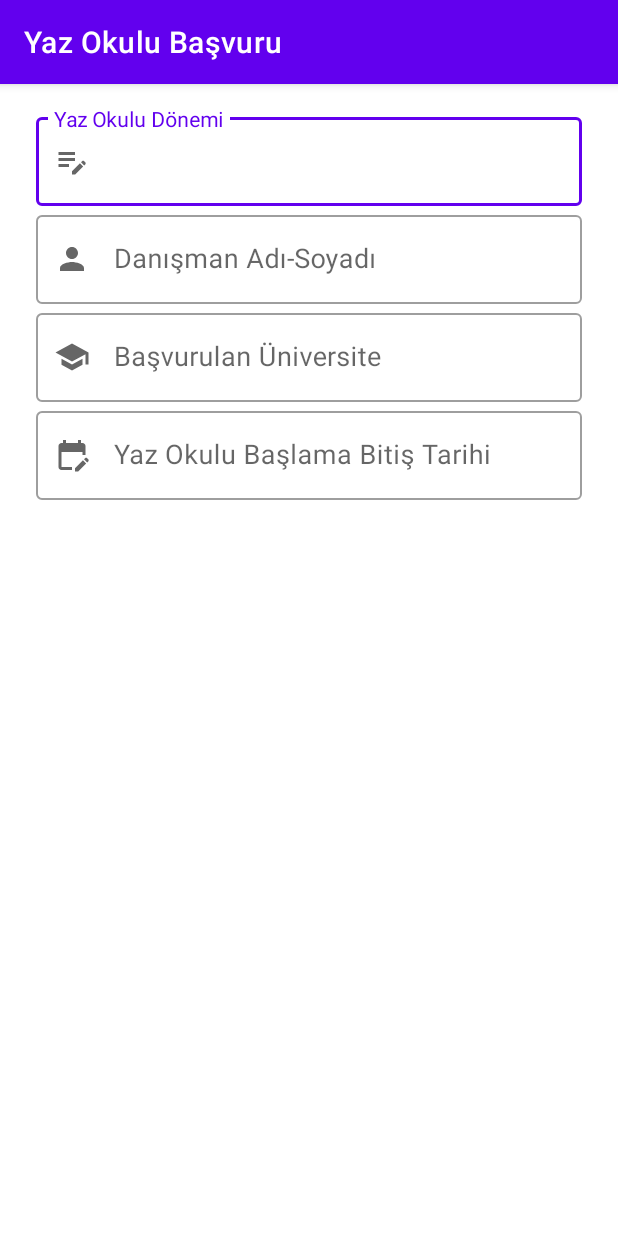
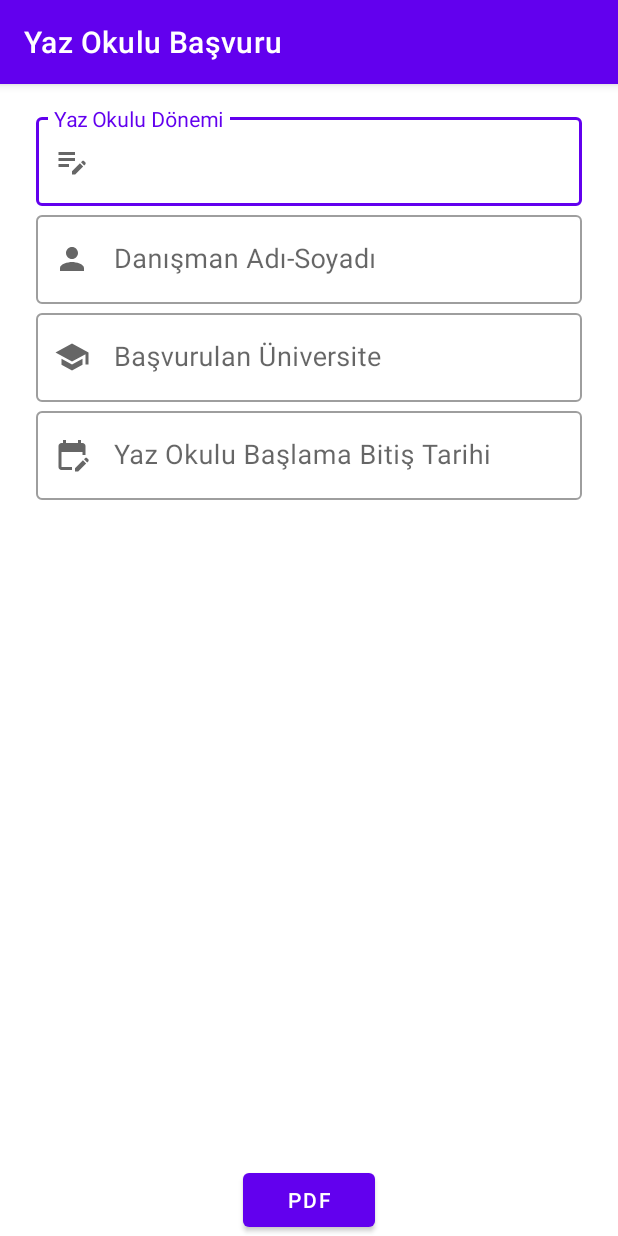
Before and after one commit to muhammeteminbaytar/KOUos, an Android app: the BasvuruYazOkulu screen opened directly, with no data from a screen before it, on a phone screen of 412 x 824 dp. Run offline under Robolectric (Android 15) with nearby library versions, the phone set to English and light mode, and no system bars; our stand-ins replace Firebase (no records; nobody signed in at launch, a user with empty details on screens opened directly); libraries missing offline, so code that uses them is left out: com.itextpdf.text; Roboto replaces fonts that are not available here.

Commit message:
added pdf creater.

```diff
--- a/app/build.gradle
+++ b/app/build.gradle
@@ -58,4 +58,6 @@ dependencies {
 
     //image picer
     implementation 'com.github.dhaval2404:imagepicker:2.1'
+    //Itext
+    implementation 'com.itextpdf:itextg:5.5.10'
 }
--- a/app/src/main/AndroidManifest.xml
+++ b/app/src/main/AndroidManifest.xml
@@ -4,6 +4,7 @@
 
     <uses-permission android:name="android.permission.INTERNET" />
     <uses-permission android:name="android.permission.ACCESS_NETWORK_STATE" />
+    <uses-permission android:name="android.permission.WRITE_EXTERNAL_STORAGE"/>
 
     <application
         android:allowBackup="true"
--- a/app/src/main/res/layout/activity_basvuru__yaz_okulu.xml
+++ b/app/src/main/res/layout/activity_basvuru__yaz_okulu.xml
@@ -162,4 +162,13 @@
 
     </ScrollView>
 
+    <Button
+        android:id="@+id/btn_crtPdf"
+        android:layout_width="wrap_content"
+        android:layout_height="wrap_content"
+        android:text="PDF"
+        app:layout_constraintBottom_toBottomOf="parent"
+        app:layout_constraintEnd_toEndOf="parent"
+        app:layout_constraintStart_toStartOf="parent" />
+
 </androidx.constraintlayout.widget.ConstraintLayout>
```
Also changed, not shown: app/src/main/java/com/muhammetbaytar/kouos/catacories/BasvuruYazOkulu.kt (+93 -13 lines).
